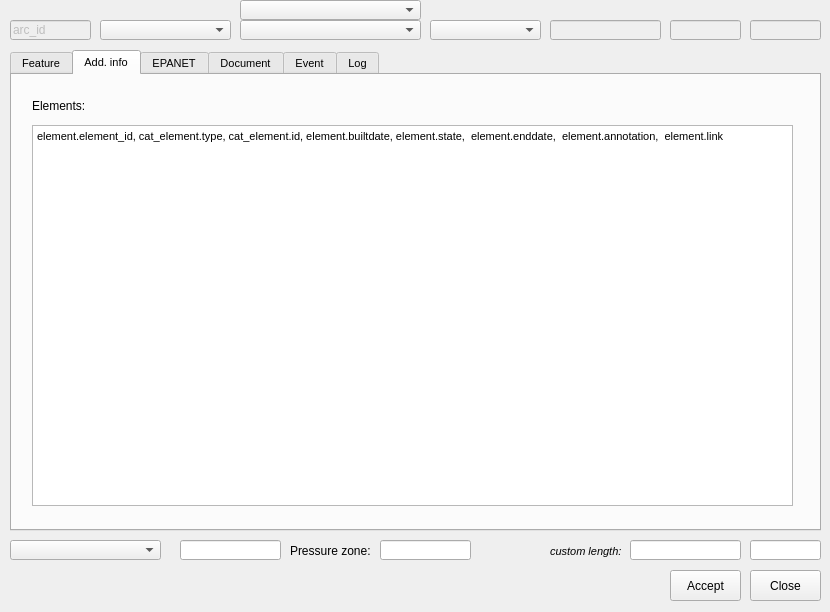
The window that ui/ws_arc.ui (Giswater/giswater_qgis_plugin) describes before a commit, drawn with Qt 5.
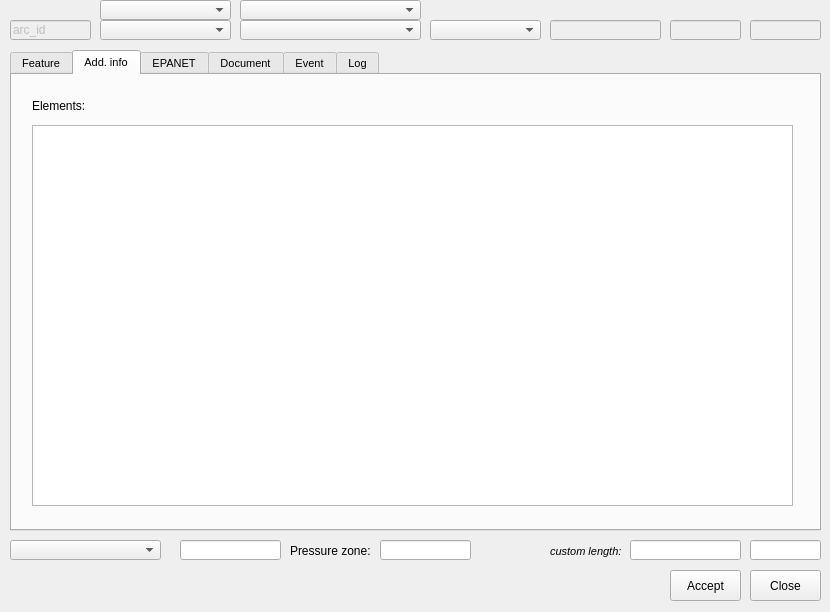
The same window after the commit. The open tabs and pages were chosen to show the change.

The edit to the form file:
```diff
--- a/ui/ws_arc.ui
+++ b/ui/ws_arc.ui
@@ -43,7 +43,7 @@
     </font>
    </property>
    <property name="currentIndex">
-    <number>3</number>
+    <number>0</number>
    </property>
    <widget class="QWidget" name="page_feature">
     <attribute name="title">
@@ -1034,23 +1034,6 @@
     <attribute name="title">
      <string>Add. info</string>
     </attribute>
-    <widget class="QTextEdit" name="element">
-     <property name="geometry">
-      <rect>
-       <x>20</x>
-       <y>50</y>
-       <width>761</width>
-       <height>381</height>
-      </rect>
-     </property>
-     <property name="html">
-      <string>&lt;!DOCTYPE HTML PUBLIC &quot;-//W3C//DTD HTML 4.0//EN&quot; &quot;http://www.w3.org/TR/REC-html40/strict.dtd&quot;&gt;
-&lt;html&gt;&lt;head&gt;&lt;meta name=&quot;qrichtext&quot; content=&quot;1&quot; /&gt;&lt;style type=&quot;text/css&quot;&gt;
-p, li { white-space: pre-wrap; }
-&lt;/style&gt;&lt;/head&gt;&lt;body style=&quot; font-family:'MS Shell Dlg 2'; font-size:8pt; font-weight:400; font-style:normal;&quot;&gt;
-&lt;p style=&quot; margin-top:0px; margin-bottom:0px; margin-left:0px; margin-right:0px; -qt-block-indent:0; text-indent:0px;&quot;&gt;element.element_id, cat_element.type, cat_element.id, element.builtdate, element.state,  element.enddate,  element.annotation,  element.link&lt;/p&gt;&lt;/body&gt;&lt;/html&gt;</string>
-     </property>
-    </widget>
     <widget class="QLabel" name="label_elements">
      <property name="geometry">
       <rect>
@@ -1087,6 +1070,16 @@
       <number>3</number>
      </property>
     </widget>
+    <widget class="QTableView" name="tbl_info">
+     <property name="geometry">
+      <rect>
+       <x>20</x>
+       <y>50</y>
+       <width>761</width>
+       <height>381</height>
+      </rect>
+     </property>
+    </widget>
    </widget>
    <widget class="QWidget" name="page_analysis">
     <attribute name="title">
@@ -1883,7 +1876,7 @@
       <bool>true</bool>
      </property>
     </widget>
-    <widget class="QComboBox" name="cat_doc_type">
+    <widget class="QComboBox" name="doc_type">
      <property name="geometry">
       <rect>
        <x>360</x>
@@ -2720,7 +2713,7 @@
    <property name="geometry">
     <rect>
      <x>100</x>
-     <y>20</y>
+     <y>0</y>
      <width>131</width>
      <height>20</height>
     </rect>
@@ -2808,6 +2801,16 @@
     </rect>
    </property>
   </widget>
+  <widget class="QComboBox" name="cat_arctype_id_dummy">
+   <property name="geometry">
+    <rect>
+     <x>100</x>
+     <y>20</y>
+     <width>131</width>
+     <height>20</height>
+    </rect>
+   </property>
+  </widget>
  </widget>
  <resources/>
  <connections/>
```
